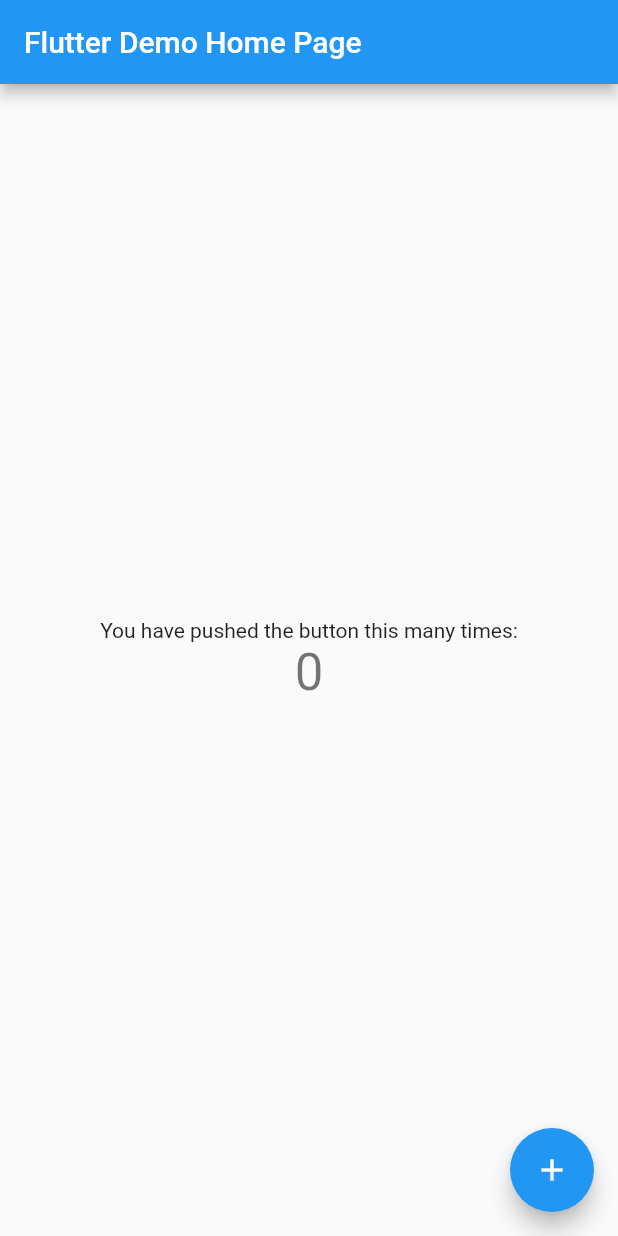
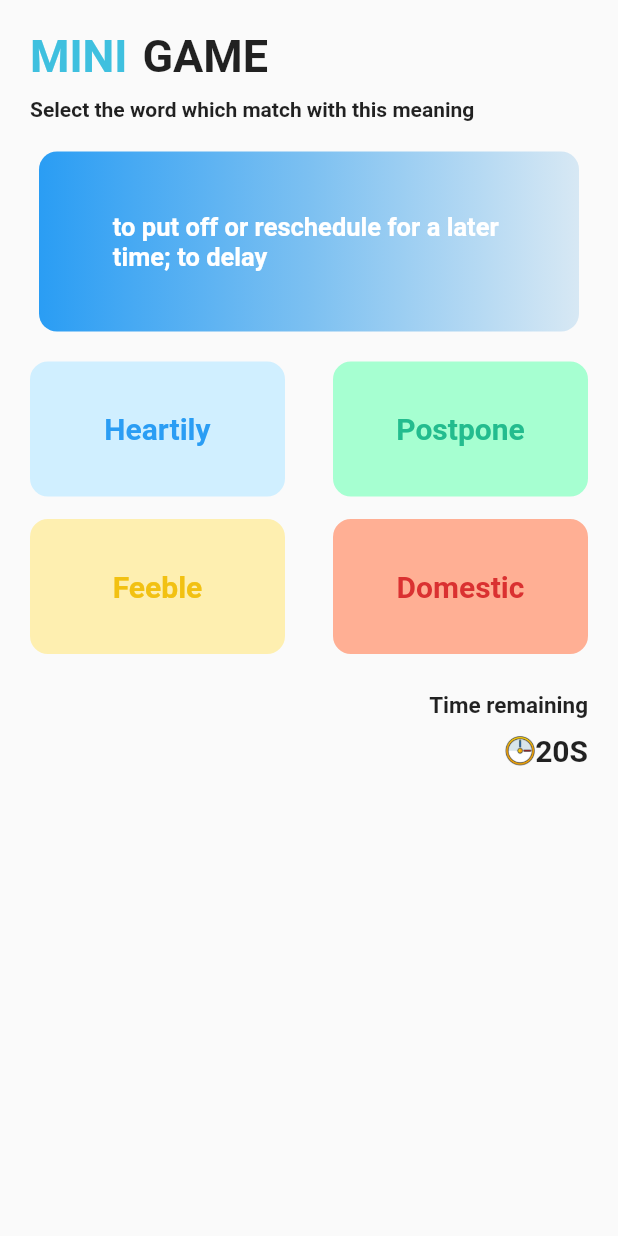
Before and after one commit to boraprae/ONEN-DICTIONARY, a Flutter app: the screen it shows after launch, on a phone screen of 412 x 824 dp. Run offline on Flutter 3.47's test engine with Material 2 defaults, Android fonts, the phone set to English and light mode, and no system bars.

Commit message:
UI page start game and UI page Quize

```diff
--- /dev/null
+++ b/onen/lib/Minigame.dart
@@ -0,0 +1,93 @@
+import 'package:flutter/material.dart';
+
+class Paly extends StatefulWidget {
+  const Paly({Key? key}) : super(key: key);
+
+  @override
+  _PalyState createState() => _PalyState();
+}
+
+class _PalyState extends State<Paly> {
+  @override
+  Widget build(BuildContext context) {
+    return Scaffold(
+      // appBar: AppBar(
+      //   actions: [
+      //     IconButton(
+      //       onPressed: () {},
+      //       icon: const Icon(
+      //         Icons.logout_outlined,
+      //         color: Colors.black,
+      //       ),
+      //     ),
+      //   ],
+      // ),
+      body: SafeArea(
+        child: Padding(
+          padding: const EdgeInsets.all(10.0),
+          child: Column(
+            children: [
+              Padding(
+                padding: const EdgeInsets.only(top: 20.0),
+                child: Row(
+                  mainAxisAlignment: MainAxisAlignment.center,
+                  children: const [
+                    Text(
+                      'MINI',
+                      style: TextStyle(
+                          color: Color(0xFF3FC0DF),
+                          fontSize: 40.0,
+                          fontWeight: FontWeight.bold),
+                    ),
+                    SizedBox(
+                      width: 10.0,
+                    ),
+                    Text(
+                      'GAME',
+                      style: TextStyle(
+                        fontSize: 40.0,
+                        fontWeight: FontWeight.bold,
+                      ),
+                    ),
+                  ],
+                ),
+              ),
+              const SizedBox(
+                height: 140.0,
+              ),
+              Row(
+                children: [
+                  Padding(
+                    padding: const EdgeInsets.only(left: 115.0),
+                    child: IconButton(
+                      padding: const EdgeInsets.all(0.0),
+                      color: const Color(0xFF70BBF2),
+                      icon: const Icon(Icons.play_circle_fill_outlined,
+                          size: 140.0),
+                      onPressed: (){}
+                    ),
+                  ),
+                ],
+              ),
+              const SizedBox(
+                height: 90.0,
+              ),
+              Row(
+                mainAxisAlignment: MainAxisAlignment.center,
+                children: const [
+                  Text(
+                    'PLAY',
+                    style: TextStyle(
+                        color: Color(0xFF70BBF2),
+                        fontSize: 40.0,
+                        fontWeight: FontWeight.bold),
+                  )
+                ],
+              ),
+            ],
+          ),
+        ),
+      ),
+    );
+  }
+}
--- /dev/null
+++ b/onen/lib/Quiz.dart
@@ -0,0 +1,242 @@
+import 'package:flutter/material.dart';
+
+
+class Quiz extends StatefulWidget {
+  const Quiz({Key? key}) : super(key: key);
+
+  @override
+  _QuizState createState() => _QuizState();
+}
+
+class _QuizState extends State<Quiz> {
+  @override
+  Widget build(BuildContext context) {
+    return Scaffold(
+        // appBar: AppBar(
+        //   title: const Text('MINI GAME'),
+        // ),
+        body: SafeArea(
+      child: Padding(
+        padding: const EdgeInsets.all(20.0),
+        child: Column(
+          children: [
+            Row(
+              children: const [
+                Text(
+                  'MINI',
+                  style: TextStyle(
+                    color: Color(0xFF3FC0DF),
+                    fontSize: 30.0,
+                    fontWeight: FontWeight.bold,
+                  ),
+                ),
+                SizedBox(
+                  width: 10,
+                ),
+                Text(
+                  'GAME',
+                  style: TextStyle(
+                    fontSize: 30.0,
+                    fontWeight: FontWeight.bold,
+                  ),
+                ),
+              ],
+            ),
+            const SizedBox(
+              height: 10.0,
+            ),
+            Row(
+              children: const [
+                Text(
+                  'Select the word which match with this meaning',
+                  style: TextStyle(
+                    fontWeight: FontWeight.bold,
+                  ),
+                ),
+              ],
+            ),
+            const SizedBox(
+              height: 20.0,
+            ),
+            Container(
+              height: 120,
+              width: 360,
+              decoration: BoxDecoration(
+                gradient: const LinearGradient(
+                  colors: [
+                    Color(0xFF2A9DF4),
+                    Color(0xFF7CC0F1),
+                    Color(0xFFD7E8F4),
+                  ],
+                ),
+                borderRadius: BorderRadius.circular(12),
+              ),
+              child: Row(
+                mainAxisAlignment: MainAxisAlignment.center,
+                children: const [
+                  Text(
+                    'to put off or reschedule for a later \ntime; to delay', //! can chang text
+                    style: TextStyle(
+                      fontSize: 17.0,
+                      fontWeight: FontWeight.bold,
+                      color: Colors.white,
+                    ),
+                  ),
+                ],
+              ),
+            ),
+            const SizedBox(
+              height: 20.0,
+            ),
+            Row(
+              mainAxisAlignment: MainAxisAlignment.spaceBetween,
+              children: [
+                Container(
+                  height: 90,
+                  width: 170,
+                  decoration: BoxDecoration(
+                    color: const Color(0xFFD0EFFF),
+                    border: Border.all(
+                      color: const Color(0xFFD0EFFF),
+                      width: 8,
+                    ),
+                    borderRadius: BorderRadius.circular(12),
+                  ),
+                  child: Row(
+                    mainAxisAlignment: MainAxisAlignment.center,
+                    children: const [
+                      Text(
+                        'Heartily', //! can chang text
+                        style: TextStyle(
+                          fontSize: 20.0,
+                          fontWeight: FontWeight.bold,
+                          color: Color(0xFF2A9DF4),
+                        ),
+                      ),
+                    ],
+                  ),
+                ),
+                Container(
+                  height: 90,
+                  width: 170,
+                  decoration: BoxDecoration(
+                    color: const Color(0xFFA6FFD1),
+                    border: Border.all(
+                      color: const Color(0xFFA6FFD1),
+                      width: 8,
+                    ),
+                    borderRadius: BorderRadius.circular(12),
+                  ),
+                  child: Row(
+                    mainAxisAlignment: MainAxisAlignment.center,
+                    children: const [
+                      Text(
+                        'Postpone', //! can chang text
+                        style: TextStyle(
+                          fontSize: 20.0,
+                          fontWeight: FontWeight.bold,
+                          color: Color(0xFF23BC8E),
+                        ),
+                      ),
+                    ],
+                  ),
+                ),
+              ],
+            ),
+            const SizedBox(height: 15.0),
+            Row(
+              mainAxisAlignment: MainAxisAlignment.spaceBetween,
+              children: [
+                Container(
+                  height: 90,
+                  width: 170,
+                  decoration: BoxDecoration(
+                    color: const Color(0xFFFEEFB0),
+                    border: Border.all(
+                      color: const Color(0xFFFEEFB0),
+                      width: 8,
+                    ),
+                    borderRadius: BorderRadius.circular(12),
+                  ),
+                  child: Row(
+                    mainAxisAlignment: MainAxisAlignment.center,
+                    children: const [
+                      Text(
+                        'Feeble', //! can chang text
+                        style: TextStyle(
+                          fontSize: 20.0,
+                          fontWeight: FontWeight.bold,
+                          color: Color(0xFFF2C112),
+                        ),
+                      ),
+                    ],
+                  ),
+                ),
+                Container(
+                  height: 90,
+                  width: 170,
+                  decoration: BoxDecoration(
+                    color: const Color(0xFFFFAF94),
+                    border: Border.all(
+                      color: const Color(0xFFFFAF94),
+                      width: 8,
+                    ),
+                    borderRadius: BorderRadius.circular(12),
+                  ),
+                  child: Row(
+                    mainAxisAlignment: MainAxisAlignment.center,
+                    children: const [
+                      Text(
+                        'Domestic', //! can chang text
+                        style: TextStyle(
+                          fontSize: 20.0,
+                          fontWeight: FontWeight.bold,
+                          color: Color(0xFFDA3131),
+                        ),
+                      ),
+                    ],
+                  ),
+                ),
+              ],
+            ),
+            const SizedBox(
+              height: 25.0,
+            ),
+            Row(
+              mainAxisAlignment: MainAxisAlignment.end,
+              children: const [
+                Text(
+                  'Time remaining',
+                  style: TextStyle(
+                    fontWeight: FontWeight.bold,
+                    fontSize: 15.0,
+                  ),
+                ),
+              ],
+            ),
+            const SizedBox(
+              height: 10.0,
+            ),
+            Row(
+              mainAxisAlignment: MainAxisAlignment.end,
+              children: [
+                Image.asset(
+                  'assets/images/clock.png',
+                  width: 20.0,
+                  height: 20.0,
+                ),
+                const Text(
+                  '20S',
+                  style: TextStyle(
+                    fontWeight: FontWeight.bold,
+                    fontSize: 20.0,
+                  ),
+                ),
+              ],
+            ),
+          ],
+        ),
+      ),
+    ));
+  }
+}
--- a/onen/lib/main.dart
+++ b/onen/lib/main.dart
@@ -1,115 +1,10 @@
 import 'package:flutter/material.dart';
+import 'package:onen/Minigame.dart';
+import 'package:onen/Quiz.dart';
 
 void main() {
-  runApp(const MyApp());
+  runApp(const MaterialApp(
+    debugShowCheckedModeBanner: false,
+    home: Quiz(),
+  ));
 }
-
-class MyApp extends StatelessWidget {
-  const MyApp({Key? key}) : super(key: key);
-
-  // This widget is the root of your application.
-  @override
-  Widget build(BuildContext context) {
-    return MaterialApp(
-      title: 'Flutter Demo',
-      theme: ThemeData(
-        // This is the theme of your application.
-        //
-        // Try running your application with "flutter run". You'll see the
-        // application has a blue toolbar. Then, without quitting the app, try
-        // changing the primarySwatch below to Colors.green and then invoke
-        // "hot reload" (press "r" in the console where you ran "flutter run",
-        // or simply save your changes to "hot reload" in a Flutter IDE).
-        // Notice that the counter didn't reset back to zero; the application
-        // is not restarted.
-        primarySwatch: Colors.blue,
-      ),
-      home: const MyHomePage(title: 'Flutter Demo Home Page'),
-    );
-  }
-}
-
-class MyHomePage extends StatefulWidget {
-  const MyHomePage({Key? key, required this.title}) : super(key: key);
-
-  // This widget is the home page of your application. It is stateful, meaning
-  // that it has a State object (defined below) that contains fields that affect
-  // how it looks.
-
-  // This class is the configuration for the state. It holds the values (in this
-  // case the title) provided by the parent (in this case the App widget) and
-  // used by the build method of the State. Fields in a Widget subclass are
-  // always marked "final".
-
-  final String title;
-
-  @override
-  State<MyHomePage> createState() => _MyHomePageState();
-}
-
-class _MyHomePageState extends State<MyHomePage> {
-  int _counter = 0;
-
-  void _incrementCounter() {
-    setState(() {
-      // This call to setState tells the Flutter framework that something has
-      // changed in this State, which causes it to rerun the build method below
-      // so that the display can reflect the updated values. If we changed
-      // _counter without calling setState(), then the build method would not be
-      // called again, and so nothing would appear to happen.
-      _counter++;
-    });
-  }
-
-  @override
-  Widget build(BuildContext context) {
-    // This method is rerun every time setState is called, for instance as done
-    // by the _incrementCounter method above.
-    //
-    // The Flutter framework has been optimized to make rerunning build methods
-    // fast, so that you can just rebuild anything that needs updating rather
-    // than having to individually change instances of widgets.
-    return Scaffold(
-      appBar: AppBar(
-        // Here we take the value from the MyHomePage object that was created by
-        // the App.build method, and use it to set our appbar title.
-        title: Text(widget.title),
-      ),
-      body: Center(
-        // Center is a layout widget. It takes a single child and positions it
-        // in the middle of the parent.
-        child: Column(
-          // Column is also a layout widget. It takes a list of children and
-          // arranges them vertically. By default, it sizes itself to fit its
-          // children horizontally, and tries to be as tall as its parent.
-          //
-          // Invoke "debug painting" (press "p" in the console, choose the
-          // "Toggle Debug Paint" action from the Flutter Inspector in Android
-          // Studio, or the "Toggle Debug Paint" command in Visual Studio Code)
-          // to see the wireframe for each widget.
-          //
-          // Column has various properties to control how it sizes itself and
-          // how it positions its children. Here we use mainAxisAlignment to
-          // center the children vertically; the main axis here is the vertical
-          // axis because Columns are vertical (the cross axis would be
-          // horizontal).
-          mainAxisAlignment: MainAxisAlignment.center,
-          children: <Widget>[
-            const Text(
-              'You have pushed the button this many times:',
-            ),
-            Text(
-              '$_counter',
-              style: Theme.of(context).textTheme.headline4,
-            ),
-          ],
-        ),
-      ),
-      floatingActionButton: FloatingActionButton(
-        onPressed: _incrementCounter,
-        tooltip: 'Increment',
-        child: const Icon(Icons.add),
-      ), // This trailing comma makes auto-formatting nicer for build methods.
-    );
-  }
-}
```
Also changed, not shown: onen/pubspec.yaml (+4 -3 lines), onen/assets/images/clock.png (added), onen/assets/images/clock.svg (added), onen/pubspec.lock, 1 other file.
